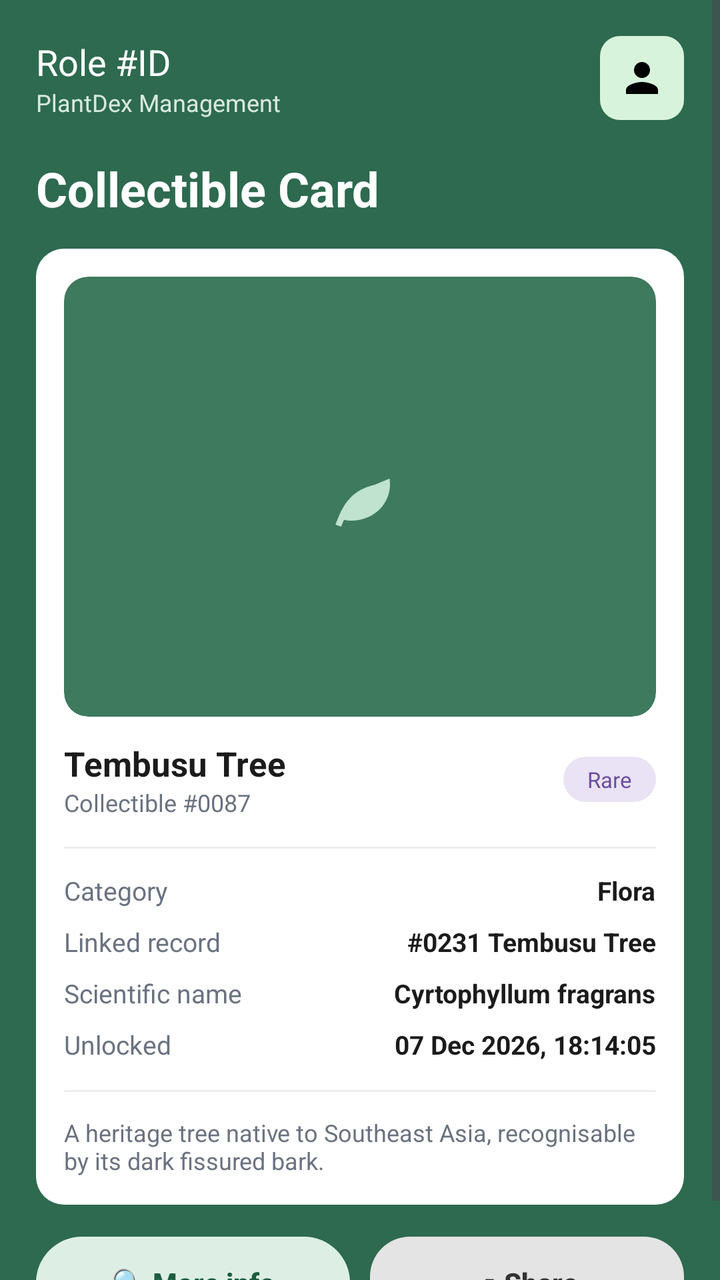
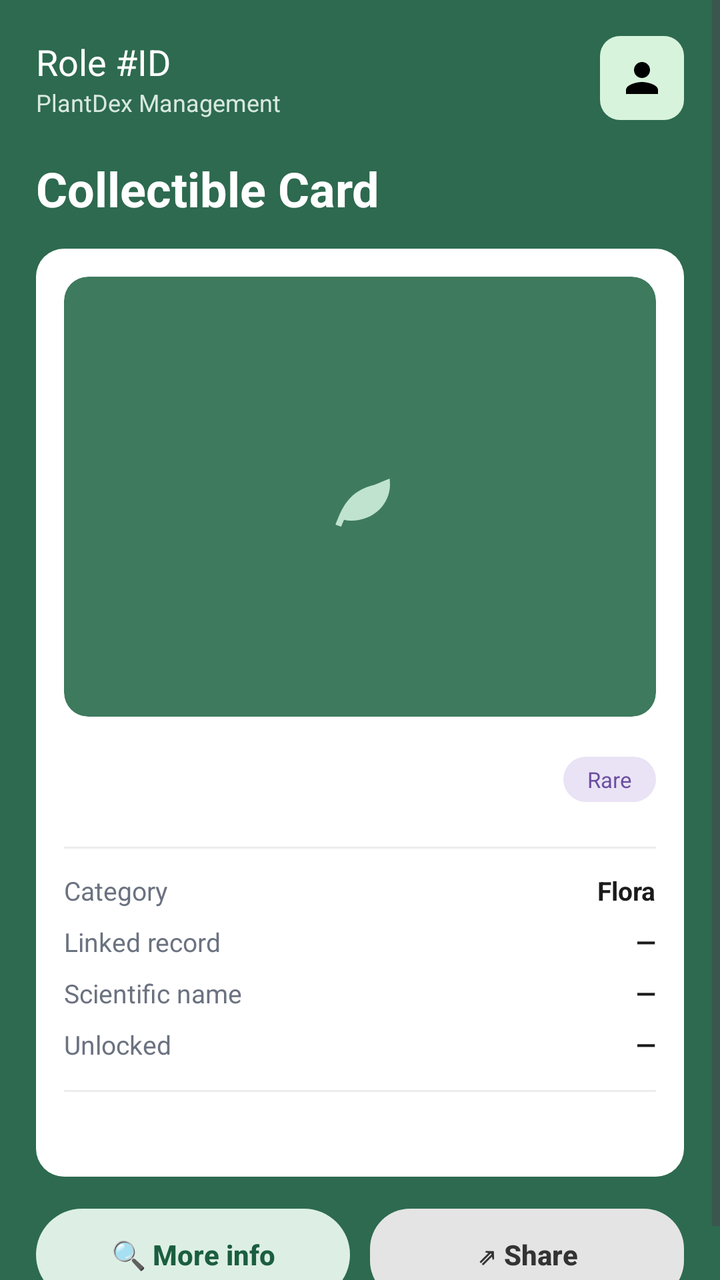

Before-and-after screenshots of an Android layout around one commit, followed by the original layout XML and the change that was made.
<!-- AndroidManifest.xml: application theme Theme.PlantDex -->
<!-- res/layout/activity_collectible_card.xml -->
<?xml version="1.0" encoding="utf-8"?>
<LinearLayout xmlns:android="http://schemas.android.com/apk/res/android"
    android:fitsSystemWindows="true"
    xmlns:app="http://schemas.android.com/apk/res-auto"
    android:layout_width="match_parent"
    android:layout_height="match_parent"
    android:orientation="vertical"
    android:background="@color/plantdex_bg">

    <ScrollView
        android:layout_width="match_parent"
        android:layout_height="0dp"
        android:layout_weight="1">

        <LinearLayout
            android:layout_width="match_parent"
            android:layout_height="wrap_content"
            android:orientation="vertical"
            android:padding="18dp">

            <include layout="@layout/header_role" android:id="@+id/header" />

            <TextView
                android:layout_width="match_parent"
                android:layout_height="wrap_content"
                android:layout_marginTop="18dp"
                android:text="Collectible Card"
                android:textColor="@color/white"
                android:textSize="24sp"
                android:textStyle="bold" />

            
            <LinearLayout
                android:id="@+id/layoutLockedNotice"
                android:layout_width="match_parent"
                android:layout_height="wrap_content"
                android:layout_marginTop="14dp"
                android:background="@drawable/bg_card"
                android:padding="12dp"
                android:visibility="gone">
                <TextView
                    android:layout_width="match_parent"
                    android:layout_height="wrap_content"
                    android:text="ⓘ Discover this item in the gardens to reveal its details."
                    android:textColor="@color/plantdex_text_primary"
                    android:textSize="12sp"
                    android:textStyle="bold" />
            </LinearLayout>

            <FrameLayout
                android:layout_width="match_parent"
                android:layout_height="wrap_content"
                android:layout_marginTop="14dp"
                android:background="@drawable/bg_card"
                android:padding="14dp">

                <LinearLayout
                    android:layout_width="match_parent"
                    android:layout_height="wrap_content"
                    android:orientation="vertical">

                    <FrameLayout
                        android:id="@+id/framePhoto"
                        android:clipToOutline="true"
                        android:layout_width="match_parent"
                        android:layout_height="220dp"
                        android:background="@drawable/bg_photo_placeholder">

                        <ImageView
                            android:id="@+id/ivPlantNetPhoto"
                            android:layout_width="match_parent"
                            android:layout_height="match_parent"
                            android:scaleType="centerCrop"
                            android:contentDescription="Identified plant photo"
                            android:visibility="gone" />

                        <ImageView
                            android:id="@+id/ivPhotoIcon"
                            android:layout_width="36dp"
                            android:layout_height="36dp"
                            android:layout_gravity="center"
                            android:src="@drawable/ic_leaf"
                            app:tint="#BFE3CF"
                            android:contentDescription="Collectible photo" />
                    </FrameLayout>
                    <TextView
                        android:id="@+id/tvPlantNetImageCredit"
                        android:layout_width="match_parent"
                        android:layout_height="wrap_content"
                        android:layout_marginTop="4dp"
                        android:textColor="@color/plantdex_text_muted"
                        android:textSize="10sp"
                        android:visibility="gone" />

                    <LinearLayout
                        android:layout_width="match_parent"
                        android:layout_height="wrap_content"
                        android:layout_marginTop="12dp"
                        android:orientation="horizontal"
                        android:gravity="center_vertical">

                        <LinearLayout
                            android:layout_width="0dp"
                            android:layout_height="wrap_content"
                            android:layout_weight="1"
                            android:orientation="vertical">

                            <TextView
                                android:id="@+id/tvCardName"
                                android:layout_width="wrap_content"
                                android:layout_height="wrap_content"
                                android:text="Tembusu Tree"
                                android:textColor="@color/plantdex_text_primary"
                                android:textSize="17sp"
                                android:textStyle="bold" />

                            <TextView
                                android:id="@+id/tvCardSubtitle"
                                android:layout_width="wrap_content"
                                android:layout_height="wrap_content"
                                android:text="Collectible #0087"
                                android:textColor="@color/plantdex_text_muted"
                                android:textSize="12sp" />
                        </LinearLayout>

                        <TextView
                            android:id="@+id/tvCardStatusPill"
                            android:layout_width="wrap_content"
                            android:layout_height="wrap_content"
                            android:background="@drawable/bg_pill_rare"
                            android:paddingStart="12dp"
                            android:paddingEnd="12dp"
                            android:paddingTop="4dp"
                            android:paddingBottom="4dp"
                            android:text="Rare"
                            android:textColor="@color/plantdex_rare_text"
                            android:textSize="11sp" />
                    </LinearLayout>

                    <View android:layout_width="match_parent" android:layout_height="1dp" android:layout_marginTop="14dp" android:background="@color/plantdex_divider" />

                    <LinearLayout android:layout_width="match_parent" android:layout_height="wrap_content" android:layout_marginTop="12dp" android:orientation="horizontal">
                        <TextView android:layout_width="0dp" android:layout_height="wrap_content" android:layout_weight="1" android:text="Category" android:textColor="@color/plantdex_text_muted" android:textSize="13sp" />
                        <TextView android:id="@+id/tvCardCategory" android:layout_width="wrap_content" android:layout_height="wrap_content" android:text="Flora" android:textColor="@color/plantdex_text_primary" android:textStyle="bold" android:textSize="13sp" />
                    </LinearLayout>

                    <LinearLayout android:id="@+id/rowLinkedRecord" android:layout_width="match_parent" android:layout_height="wrap_content" android:layout_marginTop="8dp" android:orientation="horizontal">
                        <TextView android:layout_width="0dp" android:layout_height="wrap_content" android:layout_weight="1" android:text="Linked record" android:textColor="@color/plantdex_text_muted" android:textSize="13sp" />
                        <TextView android:id="@+id/tvCardLinkedRecord" android:layout_width="wrap_content" android:layout_height="wrap_content" android:text="#0231 Tembusu Tree" android:textColor="@color/plantdex_text_primary" android:textStyle="bold" android:textSize="13sp" />
                    </LinearLayout>

                    <LinearLayout android:id="@+id/rowRarity" android:layout_width="match_parent" android:layout_height="wrap_content" android:layout_marginTop="8dp" android:orientation="horizontal" android:visibility="gone">
                        <TextView android:layout_width="0dp" android:layout_height="wrap_content" android:layout_weight="1" android:text="Rarity level" android:textColor="@color/plantdex_text_muted" android:textSize="13sp" />
                        <TextView android:id="@+id/tvCardRarityValue" android:layout_width="wrap_content" android:layout_height="wrap_content" android:text="Hidden" android:textColor="@color/plantdex_text_primary" android:textStyle="bold" android:textSize="13sp" />
                    </LinearLayout>

                    <LinearLayout android:id="@+id/rowScientific" android:layout_width="match_parent" android:layout_height="wrap_content" android:layout_marginTop="8dp" android:orientation="horizontal">
                        <TextView android:layout_width="0dp" android:layout_height="wrap_content" android:layout_weight="1" android:text="Scientific name" android:textColor="@color/plantdex_text_muted" android:textSize="13sp" />
                        <TextView android:id="@+id/tvCardScientific" android:layout_width="wrap_content" android:layout_height="wrap_content" android:text="Cyrtophyllum fragrans" android:textColor="@color/plantdex_text_primary" android:textStyle="bold" android:textSize="13sp" />
                    </LinearLayout>

                    <LinearLayout android:id="@+id/rowUnlocked" android:layout_width="match_parent" android:layout_height="wrap_content" android:layout_marginTop="8dp" android:orientation="horizontal">
                        <TextView android:layout_width="0dp" android:layout_height="wrap_content" android:layout_weight="1" android:text="Unlocked" android:textColor="@color/plantdex_text_muted" android:textSize="13sp" />
                        <TextView android:id="@+id/tvCardUnlocked" android:layout_width="wrap_content" android:layout_height="wrap_content" android:text="07 Dec 2026, 18:14:05" android:textColor="@color/plantdex_text_primary" android:textStyle="bold" android:textSize="13sp" />
                    </LinearLayout>

                    <LinearLayout android:id="@+id/rowStatus" android:layout_width="match_parent" android:layout_height="wrap_content" android:layout_marginTop="8dp" android:orientation="horizontal" android:visibility="gone">
                        <TextView android:layout_width="0dp" android:layout_height="wrap_content" android:layout_weight="1" android:text="Status" android:textColor="@color/plantdex_text_muted" android:textSize="13sp" />
                        <TextView android:id="@+id/tvCardStatusValue" android:layout_width="wrap_content" android:layout_height="wrap_content"
                            android:background="@drawable/bg_pill" android:paddingStart="10dp" android:paddingEnd="10dp" android:paddingTop="3dp" android:paddingBottom="3dp"
                            android:text="Discovered" android:textColor="@color/plantdex_success_text" android:textSize="11sp" />
                    </LinearLayout>

                    <View android:id="@+id/dividerDescription" android:layout_width="match_parent" android:layout_height="1dp" android:layout_marginTop="14dp" android:background="@color/plantdex_divider" />

                    <TextView
                        android:id="@+id/tvCardDescription"
                        android:layout_width="match_parent"
                        android:layout_height="wrap_content"
                        android:layout_marginTop="12dp"
                        android:text="A heritage tree native to Southeast Asia, recognisable by its dark fissured bark."
                        android:textColor="@color/plantdex_text_muted"
                        android:textSize="12sp" />
                </LinearLayout>
            </FrameLayout>

            
            <LinearLayout
                android:id="@+id/groupDiscoveredActions"
                android:layout_width="match_parent"
                android:layout_height="wrap_content"
                android:layout_marginTop="16dp"
                android:orientation="horizontal">

                <Button
                    android:id="@+id/btnMoreInfo"
                    android:layout_width="0dp"
                    android:layout_height="46dp"
                    android:layout_weight="1"
                    android:background="@drawable/btn_cancel_pill"
                    android:text="🔍 More info"
                    android:textAllCaps="false"
                    android:textColor="@color/plantdex_cancel_text"
                    android:textStyle="bold"
                    android:stateListAnimator="@null" />

                <Button
                    android:id="@+id/btnShare"
                    android:layout_width="0dp"
                    android:layout_height="46dp"
                    android:layout_marginStart="10dp"
                    android:layout_weight="1"
                    android:background="@drawable/btn_secondary"
                    android:text="⇗ Share"
                    android:textAllCaps="false"
                    android:textColor="@color/plantdex_secondary_text"
                    android:textStyle="bold"
                    android:stateListAnimator="@null" />
            </LinearLayout>

            
            <Button
                android:id="@+id/btnStartIdentifying"
                android:layout_width="match_parent"
                android:layout_height="48dp"
                android:layout_marginTop="16dp"
                android:background="@drawable/btn_secondary"
                android:text="📷 Start identifying"
                android:textAllCaps="false"
                android:textColor="@color/plantdex_secondary_text"
                android:textStyle="bold"
                android:stateListAnimator="@null"
                android:visibility="gone" />

        </LinearLayout>
    </ScrollView>

    <FrameLayout
        android:id="@+id/navContainer"
        android:layout_width="match_parent"
        android:layout_height="wrap_content" />

</LinearLayout>
<!-- res/layout/header_role.xml (included above) -->
<?xml version="1.0" encoding="utf-8"?>
<LinearLayout xmlns:android="http://schemas.android.com/apk/res/android"
    android:layout_width="match_parent"
    android:layout_height="wrap_content"
    android:orientation="horizontal"
    android:gravity="center_vertical">

    <LinearLayout
        android:layout_width="0dp"
        android:layout_height="wrap_content"
        android:layout_weight="1"
        android:orientation="vertical">

        <TextView
            android:id="@+id/tvRoleId"
            android:layout_width="wrap_content"
            android:layout_height="wrap_content"
            android:text="Role #ID"
            android:textColor="@color/white"
            android:textSize="18sp" />

        <TextView
            android:layout_width="wrap_content"
            android:layout_height="wrap_content"
            android:text="@string/plantdex_management"
            android:textColor="@color/plantdex_hint"
            android:textSize="12sp" />
    </LinearLayout>

    <ImageButton
        android:id="@+id/btnProfile"
        android:layout_width="42dp"
        android:layout_height="42dp"
        android:background="@drawable/bg_icon_tile"
        android:src="@drawable/ic_person"
        android:scaleType="centerInside"
        android:padding="8dp"
        android:contentDescription="@string/plantdex_management" />
</LinearLayout>
<!-- resources referenced by this layout -->
<resources>
  <color name="plantdex_bg">#2D6A4F</color>
  <color name="plantdex_cancel_text">#1B5E3F</color>
  <color name="plantdex_divider">#ECECEC</color>
  <color name="plantdex_hint">#D8E8DF</color>
  <color name="plantdex_rare_text">#6B4EA0</color>
  <color name="plantdex_secondary_text">#333333</color>
  <color name="plantdex_success_text">#2F7D50</color>
  <color name="plantdex_text_muted">#6B7280</color>
  <color name="plantdex_text_primary">#1B1B1B</color>
  <color name="white">#FFFFFF</color>
  <!-- drawable bg_card (drawable) -->
  <?xml version="1.0" encoding="utf-8"?>
  <shape xmlns:android="http://schemas.android.com/apk/res/android"
      android:shape="rectangle">
      <corners android:radius="14dp" />
      <solid android:color="@color/plantdex_card" />
  </shape>
  <!-- drawable bg_icon_tile (drawable) -->
  <?xml version="1.0" encoding="utf-8"?>
  <shape xmlns:android="http://schemas.android.com/apk/res/android"
      android:shape="rectangle">
      <corners android:radius="10dp" />
      <solid android:color="@color/plantdex_icon_tile" />
  </shape>
  <!-- drawable bg_photo_placeholder (drawable) -->
  <?xml version="1.0" encoding="utf-8"?>
  <shape xmlns:android="http://schemas.android.com/apk/res/android" android:shape="rectangle">
      <corners android:radius="12dp" />
      <solid android:color="@color/plantdex_photo_placeholder" />
  </shape>
  <!-- drawable bg_pill (drawable) -->
  <?xml version="1.0" encoding="utf-8"?>
  <shape xmlns:android="http://schemas.android.com/apk/res/android" android:shape="rectangle">
      <corners android:radius="12dp" />
      <solid android:color="@color/plantdex_success_bg" />
  </shape>
  <!-- drawable bg_pill_rare (drawable) -->
  <?xml version="1.0" encoding="utf-8"?>
  <shape xmlns:android="http://schemas.android.com/apk/res/android"
      android:shape="rectangle">
      <corners android:radius="12dp" />
      <solid android:color="@color/plantdex_rare_bg" />
  </shape>
  <!-- drawable btn_cancel_pill (drawable) -->
  <?xml version="1.0" encoding="utf-8"?>
  <shape xmlns:android="http://schemas.android.com/apk/res/android" android:shape="rectangle">
      <corners android:radius="26dp" />
      <solid android:color="@color/plantdex_cancel_bg" />
  </shape>
  <!-- drawable btn_secondary (drawable) -->
  <?xml version="1.0" encoding="utf-8"?>
  <shape xmlns:android="http://schemas.android.com/apk/res/android"
      android:shape="rectangle">
      <corners android:radius="20dp" />
      <solid android:color="@color/plantdex_secondary_button" />
  </shape>
  <!-- drawable ic_leaf (drawable) -->
  <vector xmlns:android="http://schemas.android.com/apk/res/android" android:width="24dp" android:height="24dp" android:viewportWidth="24" android:viewportHeight="24" android:tint="#000000">
      <path android:fillColor="@android:color/white" android:pathData="M17,8C8,10 5.9,16.17 3.82,21.34l1.89,0.66l0.95,-2.3C7.46,19.9 8.21,20 9,20c8,0 13,-6 13,-12c0,-1.11 -0.11,-2 -0.11,-2C19,7.15 17,8 17,8z"/>
  </vector>
  <string name="plantdex_management">PlantDex Management</string>
  <style name="Theme.PlantDex" parent="Base.Theme.PlantDex" />
  <color name="plantdex_card">#FFFFFF</color>
  <color name="plantdex_icon_tile">#D8F3DC</color>
  <color name="plantdex_photo_placeholder">#3E7A5E</color>
  <color name="plantdex_success_bg">#DDEFE4</color>
  <color name="plantdex_rare_bg">#E9E3F5</color>
  <color name="plantdex_cancel_bg">#DDEFE4</color>
  <color name="plantdex_secondary_button">#E4E4E4</color>
  <color name="plantdex_button">#52B788</color>
  <color name="plantdex_chip_bg">#8FBC9B</color>
  <color name="plantdex_chip_text">#1B3A2A</color>
  <color name="plantdex_error_btn">#A6423A</color>
  <!-- unchanged entries left out for length: 2 -->
</resources>

<!-- the commit's change to res/layout/activity_collectible_card.xml (unified diff, before → after) -->
@@ -109,7 +109,7 @@
                                 android:id="@+id/tvCardName"
                                 android:layout_width="wrap_content"
                                 android:layout_height="wrap_content"
-                                android:text="Tembusu Tree"
+                                android:text=""
                                 android:textColor="@color/plantdex_text_primary"
                                 android:textSize="17sp"
                                 android:textStyle="bold" />
@@ -118,7 +118,7 @@
                                 android:id="@+id/tvCardSubtitle"
                                 android:layout_width="wrap_content"
                                 android:layout_height="wrap_content"
-                                android:text="Collectible #0087"
+                                android:text=""
                                 android:textColor="@color/plantdex_text_muted"
                                 android:textSize="12sp" />
                         </LinearLayout>
@@ -146,7 +146,7 @@
 
                     <LinearLayout android:id="@+id/rowLinkedRecord" android:layout_width="match_parent" android:layout_height="wrap_content" android:layout_marginTop="8dp" android:orientation="horizontal">
                         <TextView android:layout_width="0dp" android:layout_height="wrap_content" android:layout_weight="1" android:text="Linked record" android:textColor="@color/plantdex_text_muted" android:textSize="13sp" />
-                        <TextView android:id="@+id/tvCardLinkedRecord" android:layout_width="wrap_content" android:layout_height="wrap_content" android:text="#0231 Tembusu Tree" android:textColor="@color/plantdex_text_primary" android:textStyle="bold" android:textSize="13sp" />
+                        <TextView android:id="@+id/tvCardLinkedRecord" android:layout_width="wrap_content" android:layout_height="wrap_content" android:text="—" android:textColor="@color/plantdex_text_primary" android:textStyle="bold" android:textSize="13sp" />
                     </LinearLayout>
 
                     <LinearLayout android:id="@+id/rowRarity" android:layout_width="match_parent" android:layout_height="wrap_content" android:layout_marginTop="8dp" android:orientation="horizontal" android:visibility="gone">
@@ -156,12 +156,12 @@
 
                     <LinearLayout android:id="@+id/rowScientific" android:layout_width="match_parent" android:layout_height="wrap_content" android:layout_marginTop="8dp" android:orientation="horizontal">
                         <TextView android:layout_width="0dp" android:layout_height="wrap_content" android:layout_weight="1" android:text="Scientific name" android:textColor="@color/plantdex_text_muted" android:textSize="13sp" />
-                        <TextView android:id="@+id/tvCardScientific" android:layout_width="wrap_content" android:layout_height="wrap_content" android:text="Cyrtophyllum fragrans" android:textColor="@color/plantdex_text_primary" android:textStyle="bold" android:textSize="13sp" />
+                        <TextView android:id="@+id/tvCardScientific" android:layout_width="wrap_content" android:layout_height="wrap_content" android:text="—" android:textColor="@color/plantdex_text_primary" android:textStyle="bold" android:textSize="13sp" />
                     </LinearLayout>
 
                     <LinearLayout android:id="@+id/rowUnlocked" android:layout_width="match_parent" android:layout_height="wrap_content" android:layout_marginTop="8dp" android:orientation="horizontal">
                         <TextView android:layout_width="0dp" android:layout_height="wrap_content" android:layout_weight="1" android:text="Unlocked" android:textColor="@color/plantdex_text_muted" android:textSize="13sp" />
-                        <TextView android:id="@+id/tvCardUnlocked" android:layout_width="wrap_content" android:layout_height="wrap_content" android:text="07 Dec 2026, 18:14:05" android:textColor="@color/plantdex_text_primary" android:textStyle="bold" android:textSize="13sp" />
+                        <TextView android:id="@+id/tvCardUnlocked" android:layout_width="wrap_content" android:layout_height="wrap_content" android:text="—" android:textColor="@color/plantdex_text_primary" android:textStyle="bold" android:textSize="13sp" />
                     </LinearLayout>
 
                     <LinearLayout android:id="@+id/rowStatus" android:layout_width="match_parent" android:layout_height="wrap_content" android:layout_marginTop="8dp" android:orientation="horizontal" android:visibility="gone">
@@ -178,7 +178,7 @@
                         android:layout_width="match_parent"
                         android:layout_height="wrap_content"
                         android:layout_marginTop="12dp"
-                        android:text="A heritage tree native to Southeast Asia, recognisable by its dark fissured bark."
+                        android:text=""
                         android:textColor="@color/plantdex_text_muted"
                         android:textSize="12sp" />
                 </LinearLayout>
